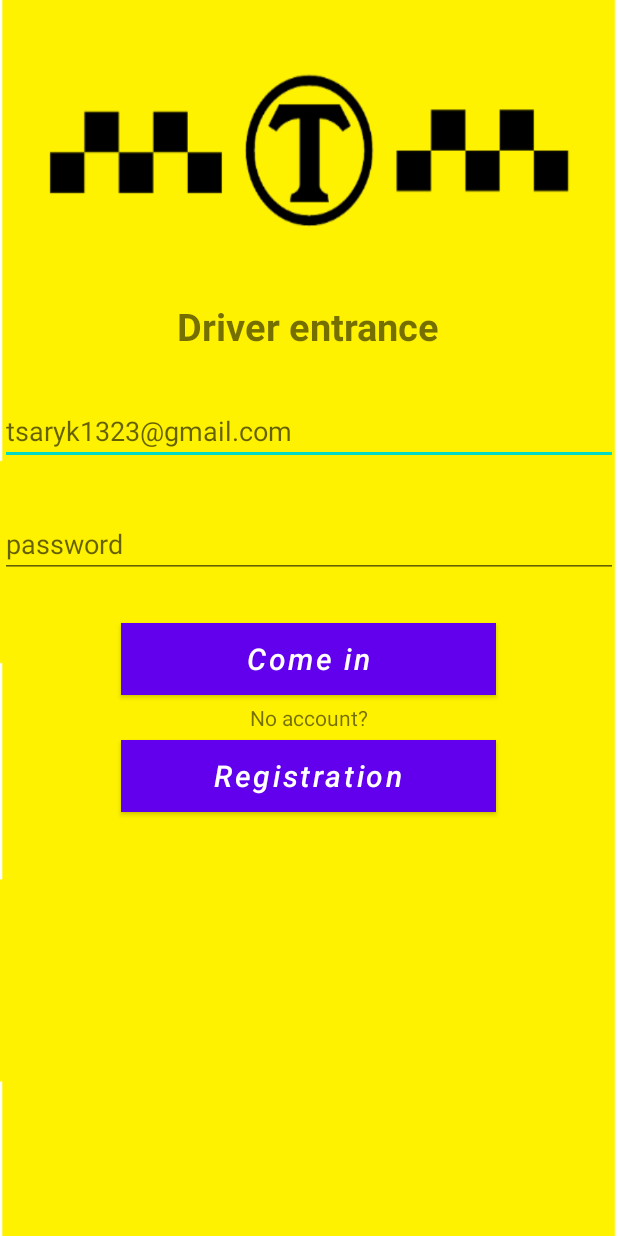
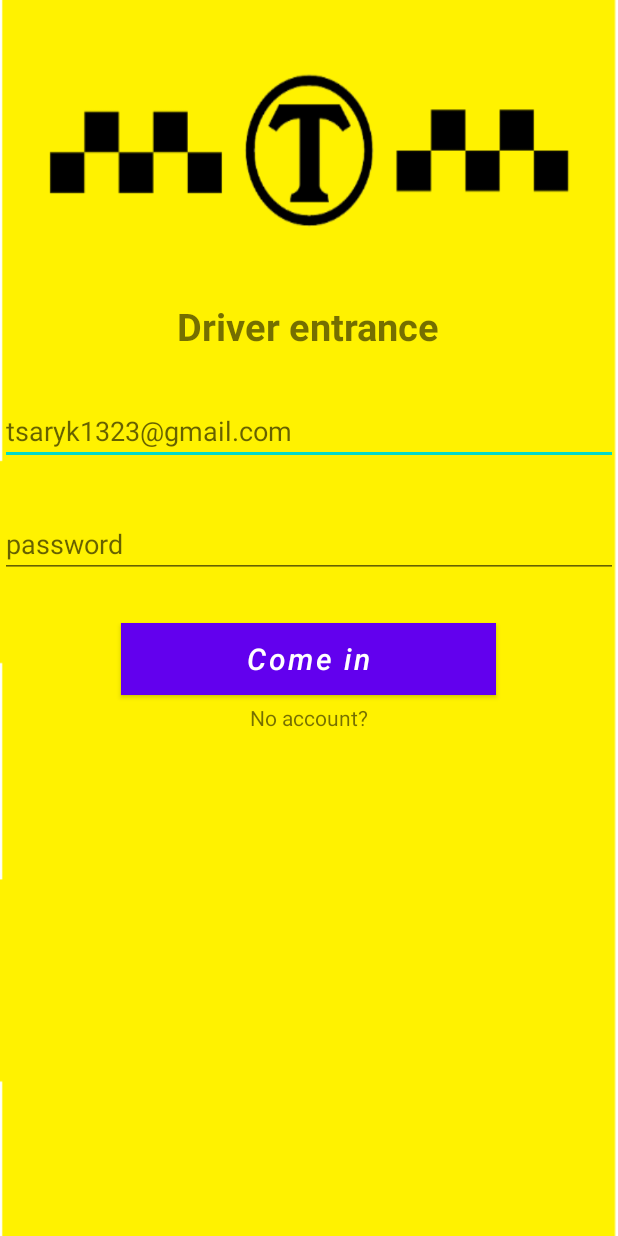
Before and after one commit to Andrey-Tsaryk/My_Taxi, an Android app: the DriverRegLoginActivity screen opened directly, with no data from a screen before it, on a phone screen of 412 x 824 dp. Run offline under Robolectric (Android 15) with nearby library versions, the phone set to English and light mode, and no system bars.

Commit message:
added logit fot DriverRegLoginActivity

```diff
--- a/app/src/main/java/com/tsaryk/mytaxi/DriverRegLoginActivity.java
+++ b/app/src/main/java/com/tsaryk/mytaxi/DriverRegLoginActivity.java
@@ -3,12 +3,41 @@ package com.tsaryk.mytaxi;
 import androidx.appcompat.app.AppCompatActivity;
 
 import android.os.Bundle;
+import android.view.View;
+import android.widget.Button;
+import android.widget.EditText;
+import android.widget.TextView;
 
 public class DriverRegLoginActivity extends AppCompatActivity {
+
+    TextView driverStatus, question;
+    Button signInBtn, signUpBtn;
+    EditText emailET, passwordET;
 
     @Override
     protected void onCreate(Bundle savedInstanceState) {
         super.onCreate(savedInstanceState);
         setContentView(R.layout.activity_driver_reg_login);
+
+        driverStatus = (TextView)findViewById(R.id.statusDriver);
+        question = (TextView)findViewById(R.id.accountCreate);
+        signInBtn = (Button) findViewById(R.id.signInDriver);
+        signUpBtn = (Button) findViewById(R.id.signUpDriver);
+        emailET = (EditText) findViewById(R.id.driverEmail);
+        passwordET = (EditText) findViewById(R.id.driverPassword);
+
+        signUpBtn.setVisibility(View.INVISIBLE);  //кнопки не видна
+        signUpBtn.setEnabled(false);              // она не нажимается!!!
+
+        question.setOnClickListener(new View.OnClickListener() {
+            @Override
+            public void onClick(View view) {
+                signInBtn.setVisibility(View.INVISIBLE);
+                question.setVisibility(View.INVISIBLE);
+                signInBtn.setVisibility(View.VISIBLE);
+                signUpBtn.setEnabled(true);
+                driverStatus.setText("Registration for driver");
+            }
+        });
     }
 }
```
